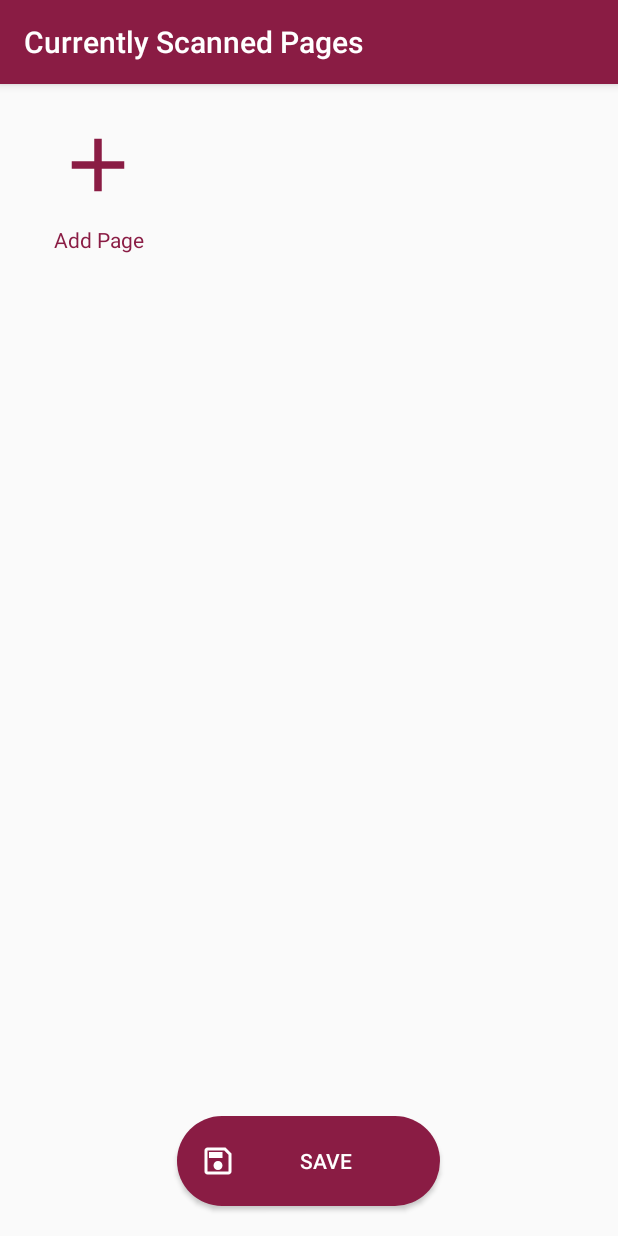
After one commit to clean-apps/CleanSCAN, an Android app: the MultiPageActivity screen opened directly, with no data from a screen before it, on a phone screen of 412 x 824 dp. The commit adds this screen. Run offline under Robolectric (Android 15) with nearby library versions, the phone set to English and light mode, and no system bars.

Commit message:
added multi-page viewing navigation

```diff
--- a/app/build.gradle
+++ b/app/build.gradle
@@ -21,6 +21,8 @@ android {
 dependencies {
     implementation fileTree(include: ['*.jar'], dir: 'libs')
     implementation 'com.android.support.constraint:constraint-layout:1.1.3'
+    implementation 'androidx.appcompat:appcompat:1.1.0'
+    implementation 'androidx.constraintlayout:constraintlayout:1.1.3'
     testImplementation 'junit:junit:4.12'
     androidTestImplementation 'com.android.support.test:runner:1.0.2'
     androidTestImplementation 'com.android.support.test.espresso:espresso-core:3.0.2'
--- a/app/src/main/AndroidManifest.xml
+++ b/app/src/main/AndroidManifest.xml
@@ -14,7 +14,8 @@
         android:roundIcon="@mipmap/ic_launcher_round"
         android:supportsRtl="true"
         android:theme="@style/AppTheme">
-        <activity android:name=".IntroActivity"></activity>
+        <activity android:name=".MultiPageActivity"></activity>
+        <activity android:name=".IntroActivity" />
         <activity
             android:name=".SplashScreen"
             android:theme="@style/AppThemeSplash">
@@ -51,7 +52,7 @@
         </activity>
         <activity
             android:name=".OCRActivity"
-            android:parentActivityName=".MainActivity"></activity>
+            android:parentActivityName=".MainActivity" />
 
         <provider
             android:name="androidx.core.content.FileProvider"
--- /dev/null
+++ b/app/src/main/java/com/babanomania/pdfscanner/MultiPageActivity.java
@@ -0,0 +1,161 @@
+package com.babanomania.pdfscanner;
+
+import androidx.appcompat.app.AppCompatActivity;
+
+import android.app.Activity;
+import android.content.Context;
+import android.content.Intent;
+import android.graphics.Bitmap;
+import android.graphics.BitmapFactory;
+import android.graphics.Color;
+import android.os.Bundle;
+import android.util.DisplayMetrics;
+import android.view.View;
+import android.view.ViewGroup;
+import android.widget.AdapterView;
+import android.widget.BaseAdapter;
+import android.widget.GridView;
+import android.widget.ImageView;
+import android.widget.LinearLayout;
+import android.widget.TextView;
+import android.widget.Toast;
+
+import com.babanomania.pdfscanner.utils.FileIOUtils;
+import com.scanlibrary.ScanActivity;
+import com.scanlibrary.ScanConstants;
+
+import java.io.File;
+import java.util.List;
+
+public class MultiPageActivity extends AppCompatActivity {
+
+    GridView pagesGridView;
+
+    @Override
+    protected void onCreate(Bundle savedInstanceState) {
+        super.onCreate(savedInstanceState);
+        setContentView(R.layout.activity_multi_page);
+
+        setTitle( getResources().getString(R.string.multi_page_title) );
+
+        pagesGridView = (GridView) findViewById(R.id.multi_page_grid);
+        pagesGridView.setAdapter(new ImageAdapterGridView(this));
+
+        pagesGridView.setOnItemClickListener(new AdapterView.OnItemClickListener() {
+            @Override
+            public void onItemClick(AdapterView<?> adapterView, View view, int position, long id) {
+                if(position == 0){
+                    scanMore(view);
+
+                }else {
+                    Toast.makeText(getBaseContext(), "Page No " + (position + 1) + " Clicked", Toast.LENGTH_LONG).show();
+                }
+            }
+        });
+    }
+
+    @Override
+    protected void onActivityResult(int requestCode, int resultCode, Intent data) {
+        super.onActivityResult(requestCode, resultCode, data);
+
+        Intent out = new Intent();
+        out.putExtra(ScanConstants.SCANNED_RESULT, data.getExtras().getParcelable(ScanConstants.SCANNED_RESULT));
+        out.putExtra(ScanConstants.SCAN_MORE, data.getExtras().getBoolean(ScanConstants.SCAN_MORE));
+        setResult(RESULT_OK, out);
+        finish();
+
+        System.gc();
+    }
+
+    public void saveNow(View view) {
+        Intent out = new Intent();
+        out.putExtra(ScanConstants.SAVE_PDF, Boolean.TRUE);
+        setResult(RESULT_OK, out);
+        finish();
+    }
+
+    public void scanMore(View view) {
+        Intent intent = new Intent(this, ScanActivity.class);
+        intent.putExtra(ScanConstants.OPEN_INTENT_PREFERENCE, ScanConstants.OPEN_CAMERA);
+        startActivityForResult(intent, ScanConstants.START_CAMERA_REQUEST_CODE);
+    }
+
+    public class ImageAdapterGridView extends BaseAdapter {
+        private Context mContext;
+        private List<File> stagingFiles;
+
+        public ImageAdapterGridView(Context c) {
+            mContext = c;
+
+            final String stagingDirPath =  getApplicationContext().getString( R.string.base_staging_path);
+            stagingFiles = FileIOUtils.getAllFiles( stagingDirPath );
+        }
+
+        public int getCount() {
+            return stagingFiles.size() + 1;
+        }
+
+        public Object getItem(int position) {
+            return null;
+        }
+
+        public long getItemId(int position) {
+            return 0;
+        }
+
+        public View getView(int position, View convertView, ViewGroup parent) {
+
+            ImageView mImageView;
+
+            DisplayMetrics displayMetrics = new DisplayMetrics();
+            getWindowManager().getDefaultDisplay().getMetrics(displayMetrics);
+            int imgSize = displayMetrics.widthPixels / 3;
+
+            if ( position == 0 ){
+
+                View addMoreView = getLayoutInflater().inflate(R.layout.add_more_img, null);
+                addMoreView.setLayoutParams(new GridView.LayoutParams(imgSize, imgSize));
+                addMoreView.setPadding(25, 25, 25, 25);
+                return addMoreView;
+
+            }else {
+
+//                if (convertView == null || convertView instanceof LinearLayout ) {
+//
+//                    View eachFileView = getLayoutInflater().inflate(R.layout.each_file_img, null);
+//                    ImageView imageView = eachFileView.findViewById(R.id.each_file_screenshot);
+//                    eachFileView.setLayoutParams(new GridView.LayoutParams(imgSize, imgSize));
+//                    eachFileView.setPadding(25, 25, 25, 25);
+//
+//                    mImageView = new ImageView(mContext);
+//                    mImageView.setLayoutParams(new GridView.LayoutParams(imgSize, imgSize));
+//                    mImageView.setScaleType(ImageView.ScaleType.CENTER_CROP);
+//                    mImageView.setPadding(25, 25, 25, 25);
+//                    mImageView.setBackgroundResource(R.drawable.border_image);
+//
+//                } else {
+//                    mImageView = (ImageView) convertView;
+//                }
+
+                View eachFileView = getLayoutInflater().inflate(R.layout.each_file_img, null);
+                ImageView imageView = eachFileView.findViewById(R.id.each_file_screenshot);
+                TextView textView = eachFileView.findViewById(R.id.each_pageno);
+
+                int width = imgSize;
+                int height = ( imgSize / 3 ) * 4;
+
+                eachFileView.setLayoutParams(new GridView.LayoutParams( width, height )) ;
+                eachFileView.setPadding(25, 25, 25, 25);
+                eachFileView.setBackgroundResource(R.drawable.border_image);
+
+                File imgFile = stagingFiles.get( stagingFiles.size() - position );
+                Bitmap myBitmap = BitmapFactory.decodeFile(imgFile.getAbsolutePath());
+                imageView.setImageBitmap(myBitmap);
+
+                textView.setText("Page " + (stagingFiles.size() - position  + 1 ) );
+
+                return eachFileView;
+            }
+        }
+    }
+}
--- a/app/src/main/java/com/babanomania/pdfscanner/utils/FileIOUtils.java
+++ b/app/src/main/java/com/babanomania/pdfscanner/utils/FileIOUtils.java
@@ -7,6 +7,8 @@ import java.io.File;
 import java.io.FileOutputStream;
 import java.io.IOException;
 import java.util.ArrayList;
+import java.util.Arrays;
+import java.util.Comparator;
 import java.util.List;
 
 public class FileIOUtils {
@@ -25,6 +27,11 @@ public class FileIOUtils {
             }
         }
 
+        fileList.sort( new Comparator<File>() {
+            public int compare(File f1, File f2) {
+                return Long.compare(f1.lastModified(), f2.lastModified());
+            }
+        });
         return fileList;
 
     }
--- /dev/null
+++ b/app/src/main/res/drawable-mdpi/ic_outline_add_color_24px.xml
@@ -0,0 +1,9 @@
+<vector xmlns:android="http://schemas.android.com/apk/res/android"
+    android:width="24dp"
+    android:height="24dp"
+    android:viewportWidth="24"
+    android:viewportHeight="24">
+  <path
+      android:fillColor="#8a1c44"
+      android:pathData="M19,13h-6v6h-2v-6H5v-2h6V5h2v6h6v2z"/>
+</vector>
--- /dev/null
+++ b/app/src/main/res/drawable/border_image.xml
@@ -0,0 +1,15 @@
+<?xml version="1.0" encoding="utf-8"?>
+<shape xmlns:android="http://schemas.android.com/apk/res/android"
+    android:shape="rectangle">
+
+    <gradient
+        android:angle="270"
+        android:endColor="#ffffff"
+        android:startColor="#ffffff" />
+
+    <corners android:radius="0dp" />
+    <stroke
+        android:width="0.7dp"
+        android:color="#8a1c44" />
+
+</shape>
--- /dev/null
+++ b/app/src/main/res/layout/activity_multi_page.xml
@@ -0,0 +1,42 @@
+<?xml version="1.0" encoding="utf-8"?>
+<androidx.constraintlayout.widget.ConstraintLayout xmlns:android="http://schemas.android.com/apk/res/android"
+    xmlns:app="http://schemas.android.com/apk/res-auto"
+    xmlns:tools="http://schemas.android.com/tools"
+    android:layout_width="match_parent"
+    android:layout_height="match_parent"
+    tools:context=".MultiPageActivity">
+
+    <RelativeLayout
+        android:layout_width="match_parent"
+        android:layout_height="match_parent">
+
+        <GridView
+            android:id="@+id/multi_page_grid"
+            android:layout_width="match_parent"
+            android:layout_height="match_parent"
+            android:gravity="center"
+            android:numColumns="3"
+            android:verticalSpacing="10dp"
+            android:horizontalSpacing="10dp"
+            android:paddingTop="5dp"
+            />
+
+        <Button
+            android:id="@+id/addMorePagesBtn"
+            style="@style/Widget.AppCompat.Button"
+            android:layout_width="175dp"
+            android:layout_height="wrap_content"
+            android:layout_alignParentBottom="true"
+            android:layout_centerHorizontal="true"
+            android:layout_marginBottom="@dimen/margin_bottom_button"
+            android:background="@drawable/capsule_bg"
+            android:drawableStart="@drawable/ic_outline_save_24px"
+            android:onClick="saveNow"
+            android:orientation="horizontal"
+            android:padding="@dimen/bottom_bar_padding"
+            android:text="save"
+            android:textColor="@android:color/white"></Button>
+
+    </RelativeLayout>
+
+</androidx.constraintlayout.widget.ConstraintLayout>
--- /dev/null
+++ b/app/src/main/res/layout/add_more_img.xml
@@ -0,0 +1,27 @@
+<?xml version="1.0" encoding="utf-8"?>
+<LinearLayout xmlns:android="http://schemas.android.com/apk/res/android"
+    android:id="@+id/add_page"
+    android:layout_width="fill_parent"
+    android:layout_height="fill_parent"
+    android:padding=".5dp"
+    android:orientation="vertical"
+    android:gravity="center_vertical|center_horizontal">
+
+        <ImageView
+            android:layout_width="60dp"
+            android:layout_height="60dp"
+            android:layout_gravity="center_horizontal"
+            android:gravity="center_horizontal"
+            android:background="@drawable/ic_outline_add_color_24px">
+        </ImageView>
+
+        <TextView
+            android:layout_width="match_parent"
+            android:layout_height="40dp"
+            android:layout_centerHorizontal="true"
+            android:layout_centerVertical="true"
+            android:text="Add Page"
+            android:textColor="@color/colorAccent"
+            android:gravity="center" />
+
+</LinearLayout>
--- a/app/src/main/res/values/strings.xml
+++ b/app/src/main/res/values/strings.xml
@@ -11,6 +11,7 @@
     <string name="ocr_waiting_text">Extracting Text, Please Wait ...</string>
     <string name="ocr_failed_text">Unable to Extract Any Text.</string>
     <string name="ocr_title">Automatic Text Extraction</string>
+    <string name="multi_page_title">Currently Scanned Pages</string>
 
     <string name="menu_delete">Delete</string>
     <string name="menu_rename">Rename</string>
--- a/scanlibrary/src/main/java/com/scanlibrary/ScanConstants.java
+++ b/scanlibrary/src/main/java/com/scanlibrary/ScanConstants.java
@@ -18,4 +18,5 @@ public class ScanConstants {
 
     public final static String SELECTED_BITMAP = "selectedBitmap";
     public final static String SCAN_MORE = "scanMore";
+    public final static String SAVE_PDF = "savePdf";
 }
--- a/scanlibrary/src/main/res/values/strings.xml
+++ b/scanlibrary/src/main/res/values/strings.xml
@@ -14,4 +14,5 @@
     <string name="low_memory_message">Your phone is low on memory, you may feel some lags while editing images.</string>
     <string name="base_storage_path">PDF Scanner/tmp/</string>
     <string name="base_staging_path">PDF Scanner/stage/</string>
+    <string name="base_scantmp_path">PDF Scanner/scantmp/</string>
 </resources>
```
Also changed, not shown: app/src/main/java/com/babanomania/pdfscanner/MainActivity.java (+104 -16 lines), app/src/main/res/drawable-mdpi/ic_outline_add_24px.xml (added, +9 -0 lines), app/src/main/res/layout/each_file_img.xml (added, +25 -0 lines), scanlibrary/src/main/java/com/scanlibrary/ResultFragment.java (+8 -1 lines), scanlibrary/src/main/java/com/scanlibrary/ScanFragment.java (+26 -1 lines), scanlibrary/src/main/java/com/scanlibrary/Utils.java (+54 -7 lines), scanlibrary/src/main/res/drawable/ic_outline_save_color_24px.xml (added, +11 -0 lines), scanlibrary/src/main/res/layout/result_layout.xml (+12 -13 lines).
